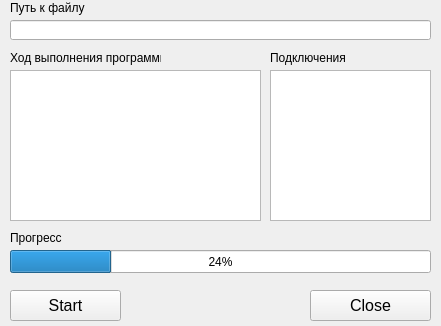
Above: mainwindow.ui from Nikitikon/Word_Password_Crack before the change. Below: the same form after it.
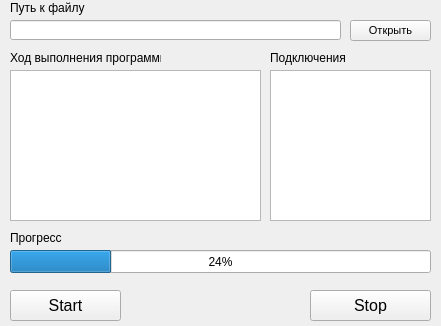
That is the form after the change.

The edit to the form file:
```diff
--- a/mainwindow.ui
+++ b/mainwindow.ui
@@ -29,7 +29,7 @@
      </font>
     </property>
     <property name="text">
-     <string>Close</string>
+     <string>Stop</string>
     </property>
    </widget>
    <widget class="QLineEdit" name="lineEdit">
@@ -37,7 +37,7 @@
      <rect>
       <x>10</x>
       <y>20</y>
-      <width>421</width>
+      <width>331</width>
       <height>20</height>
      </rect>
     </property>
@@ -151,6 +151,24 @@
      <string>Подключения</string>
     </property>
    </widget>
+   <widget class="QPushButton" name="pushButton_Open">
+    <property name="geometry">
+     <rect>
+      <x>350</x>
+      <y>20</y>
+      <width>81</width>
+      <height>21</height>
+     </rect>
+    </property>
+    <property name="font">
+     <font>
+      <pointsize>8</pointsize>
+     </font>
+    </property>
+    <property name="text">
+     <string>Открыть</string>
+    </property>
+   </widget>
   </widget>
  </widget>
  <layoutdefault spacing="6" margin="11"/>
```
